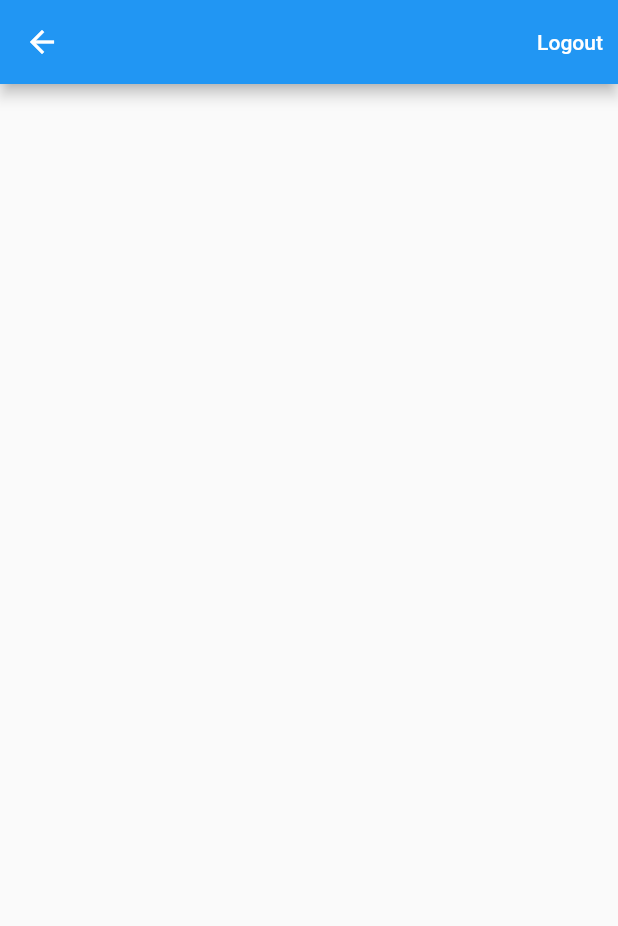
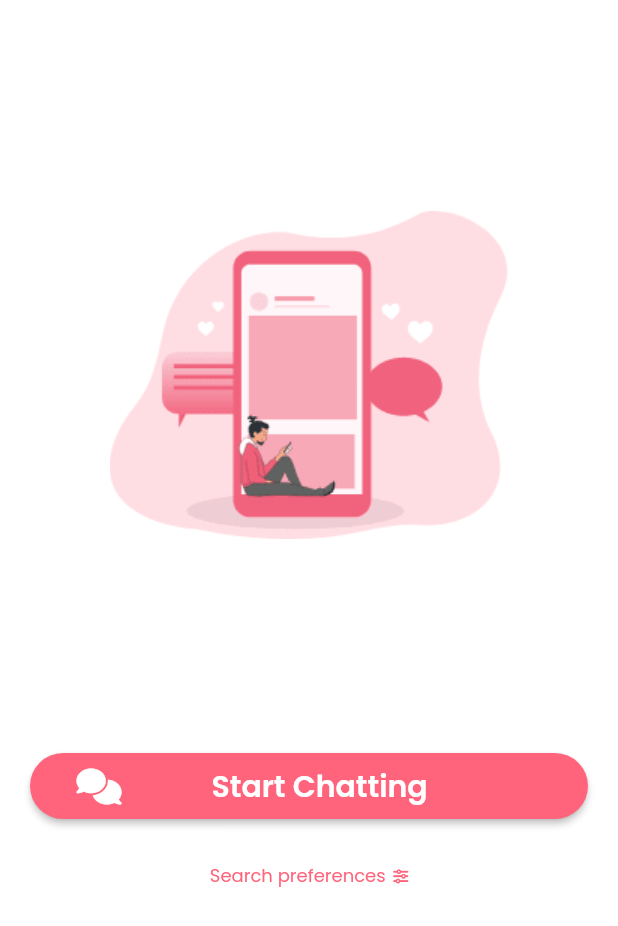
Before and after one commit to Abdulazeez-ojulari/private-chat, a Flutter app: the HomePage screen opened directly, on a phone screen of 412 x 824 dp. Shown: the top 926 px of the screen. Run offline on Flutter 3.47's test engine with Material 2 defaults, Android fonts, the phone set to English and light mode, and no system bars; our stand-ins replace dropdown_button2, firebase_auth, firebase_core, font_awesome_flutter, google_fonts, google_sign_in; accounts and stored records are empty.

Commit message:
Preference screen And some refactorised code

```diff
--- a/lib/main.dart
+++ b/lib/main.dart
@@ -1,5 +1,6 @@
 import 'package:firebase_core/firebase_core.dart';
 import 'package:flutter/material.dart';
+import 'package:privatechat/screens/home_page.dart';
 import 'package:privatechat/screens/landing_page.dart';
 import 'package:privatechat/services.dart/auth.dart';
 import 'package:provider/provider.dart';
@@ -26,7 +27,7 @@ class MyApp extends StatelessWidget {
         theme: ThemeData(
           primarySwatch: Colors.blue,
         ),
-        home: const LandingPage(),
+        home: HomePage(),
       ),
     );
   }
--- a/lib/screens/home_page.dart
+++ b/lib/screens/home_page.dart
@@ -1,8 +1,11 @@
 import 'package:firebase_auth/firebase_auth.dart';
 import 'package:flutter/foundation.dart';
 import 'package:flutter/material.dart';
+import 'package:font_awesome_flutter/font_awesome_flutter.dart';
+import 'package:google_fonts/google_fonts.dart';
 import 'package:privatechat/services.dart/auth.dart';
 import 'package:provider/provider.dart';
+import 'package:privatechat/widgets/preferences/preference_widget.dart';
 
 class HomePage extends StatelessWidget {
   const HomePage({Key? key}) : super(key: key);
@@ -20,16 +23,92 @@ class HomePage extends StatelessWidget {
 
   @override
   Widget build(BuildContext context) {
+    double height = MediaQuery.of(context).size.height;
+    double width = MediaQuery.of(context).size.width;
     return Scaffold(
-      appBar: AppBar(
-        actions: [
-          TextButton(
-              onPressed: () => _signOut(context),
-              child: Text(
-                'Logout',
-                style: TextStyle(color: Colors.white),
-              ))
-        ],
+      body: Container(
+        color: Colors.white,
+        child: Column(
+          crossAxisAlignment: CrossAxisAlignment.stretch,
+          children: [
+            Container(
+              height: 500,
+              alignment: Alignment.center,
+              child: Image(
+                image: AssetImage('images/Layer_2.png'),
+              ),
+            ),
+            Padding(
+              padding: const EdgeInsets.symmetric(horizontal: 20),
+              child: ElevatedButton(
+                style: ElevatedButton.styleFrom(
+                    primary: const Color(0xffff647c),
+                    shape: const RoundedRectangleBorder(
+                      borderRadius: BorderRadius.all(Radius.circular(22.5)),
+                    )),
+                onPressed: () {
+                  //TODO: Screen to take user to.
+                },
+                child: Row(
+                  children: [
+                    const Padding(
+                      padding:
+                          EdgeInsets.symmetric(vertical: 10, horizontal: 15),
+                      child: FaIcon(
+                        FontAwesomeIcons.solidComments,
+                      ),
+                    ),
+                    Padding(
+                      padding: const EdgeInsets.only(left: 45.0),
+                      child: Text(
+                        'Start Chatting',
+                        style: GoogleFonts.poppins(
+                            fontSize: 20, fontWeight: FontWeight.w600),
+                      ),
+                    ),
+                  ],
+                ),
+              ),
+            ),
+            const SizedBox(
+              height: 27,
+            ),
+            GestureDetector(
+              onTap: () {
+                //Show modalBottomSheet of Preference settings.
+                showModalBottomSheet(
+                    backgroundColor: Colors.transparent,
+                    isScrollControlled: true,
+                    isDismissible: true,
+                    enableDrag: true,
+                    context: context,
+                    builder: (context) {
+                      return PreferenceWidget();
+                    });
+              },
+              child: Row(
+                mainAxisAlignment: MainAxisAlignment.center,
+                children: [
+                  Text(
+                    'Search preferences',
+                    style: GoogleFonts.poppins(
+                      fontSize: 12,
+                      color: Color(0xffff647c),
+                    ),
+                  ),
+                  SizedBox(
+                    width: 5,
+                  ),
+                  FaIcon(
+                    FontAwesomeIcons.sliders,
+                    size: 10,
+                    color: Color(0xffff647c),
+                  ),
+                ],
+              ),
+            ),
+          ],
+        ),
       ),
     );
   }
--- a/pubspec.yaml
+++ b/pubspec.yaml
@@ -43,6 +43,7 @@ dependencies:
 
   font_awesome_flutter: ^10.1.0
   google_fonts: ^2.3.2
+  dropdown_button2: ^1.4.0
 
 
 dev_dependencies:
```
Also changed, not shown: lib/widgets/preferences/countries_list.dart (added, +36 -0 lines), lib/widgets/preferences/partners_gender.dart (added, +52 -0 lines), lib/widgets/preferences/partners_sexuality.dart (added, +53 -0 lines), lib/widgets/preferences/preferenceScreenButtons.dart (added, +46 -0 lines), lib/widgets/preferences/preference_widget.dart (added, +240 -0 lines), images/Layer_2.png (added), pubspec.lock.
